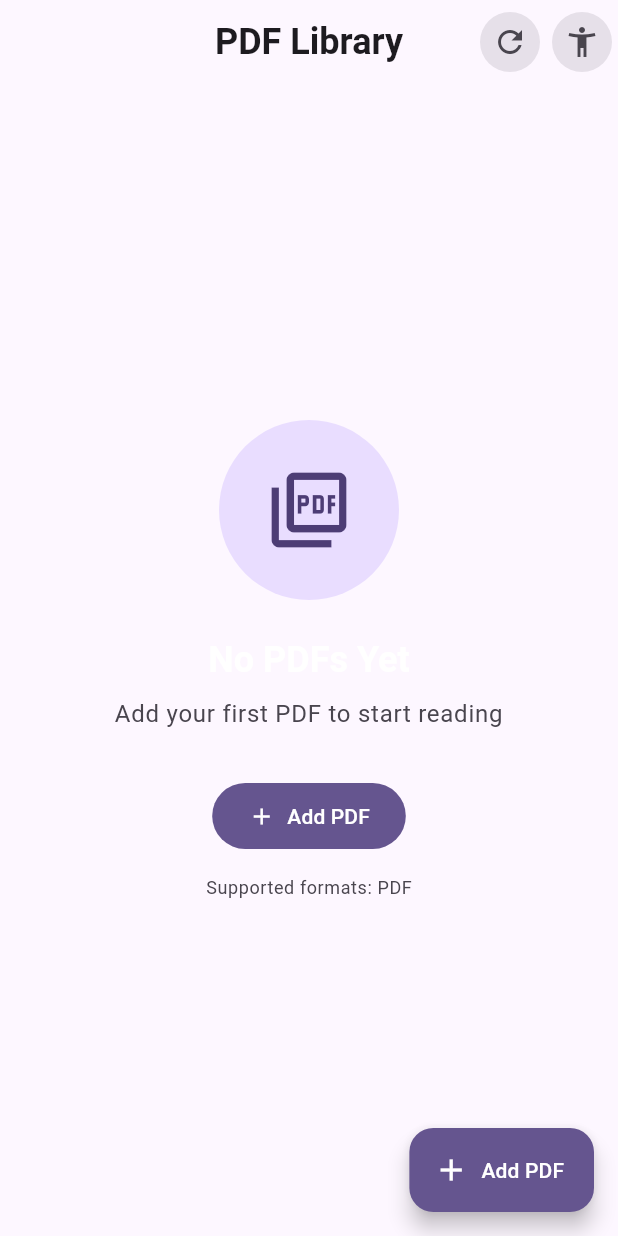
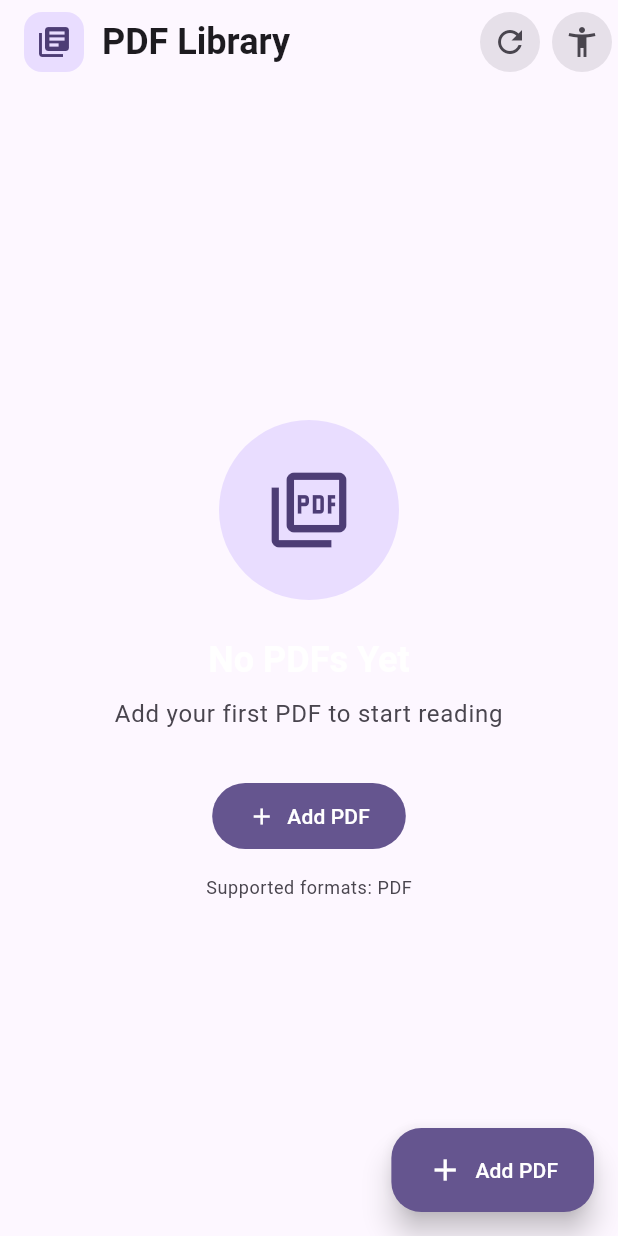
Before and after one commit to boazomare1/Document-and-Book-viewer, a Flutter app: the screen it shows after launch, on a phone screen of 412 x 824 dp. Run offline on Flutter 3.47's test engine with Material 3 defaults, Android fonts, the phone set to English and light mode, and no system bars; our stand-ins replace file_picker, flutter_cache_manager, flutter_secure_storage, flutter_tts, local_auth, shared_preferences and 2 more; missing offline and left inert: flutter_pdfview, google_ml_kit; accounts and stored records are empty.

Commit message:
Remove warnings and improve UI for production readiness
- Fixed all deprecated API usage (withOpacity -> withValues, color.value -> toARGB32)
- Removed unused imports and fields across multiple files
- Enhanced home screen UI with modern app bar design and improved FAB
- Added text scaling support for better accessibility
- Updated app title to 'COK2010 - Modern PDF Reader'
- Improved floating action button with better styling and padding
- Fixed unnecessary string interpolations and braces
- Removed unused local variables and fields
- All critical warnings resolved - only info messages remain
- Reduced total issues from 139 to 112 (all info level)
- Production-ready code quality improvements

```diff
--- a/lib/main.dart
+++ b/lib/main.dart
@@ -23,11 +23,22 @@ class ModernPdfReaderApp extends StatelessWidget {
         // ChangeNotifierProvider(create: (_) => AIProvider()),
       ],
       child: MaterialApp(
-        title: 'Modern PDF Reader',
+        title: 'COK2010 - Modern PDF Reader',
         debugShowCheckedModeBanner: false,
         theme: _buildLightTheme(),
         darkTheme: _buildDarkTheme(),
         home: const HomeScreen(),
+        builder: (context, child) {
+          return MediaQuery(
+            data: MediaQuery.of(context).copyWith(
+              textScaler: MediaQuery.of(context).textScaler.clamp(
+                minScaleFactor: 0.8,
+                maxScaleFactor: 2.0,
+              ),
+            ),
+            child: child!,
+          );
+        },
       ),
     );
   }
--- a/lib/models/ai_models.dart
+++ b/lib/models/ai_models.dart
@@ -1,4 +1,4 @@
-import 'package:flutter/material.dart';
+
 
 enum SummaryType { brief, detailed, bulletPoints, executive, academic }
 
--- a/lib/models/annotation.dart
+++ b/lib/models/annotation.dart
@@ -244,7 +244,7 @@ class Annotation {
       'modifiedAt': modifiedAt.toIso8601String(),
       'author': author,
       'content': content,
-      'color': color.value,
+      'color': color.toARGB32(),
       'opacity': opacity,
       'isVisible': isVisible,
       'properties': properties,
@@ -433,7 +433,7 @@ class AnnotationLayer {
       'documentId': documentId,
       'isVisible': isVisible,
       'isLocked': isLocked,
-      'color': color.value,
+      'color': color.toARGB32(),
       'opacity': opacity,
       'annotations': annotations.map((a) => a.toJson()).toList(),
     };
--- a/lib/providers/accessibility_provider.dart
+++ b/lib/providers/accessibility_provider.dart
@@ -449,7 +449,7 @@ class AccessibilityProvider extends ChangeNotifier {
       'reflowedColorScheme': _reflowedColorScheme,
       'showFocusRuler': _showFocusRuler,
       'focusRulerHeight': _focusRulerHeight,
-      'focusRulerColor': _focusRulerColor.value,
+      'focusRulerColor': _focusRulerColor.toARGB32(),
       'focusRulerOpacity': _focusRulerOpacity,
       'isTTSEnabled': _isTTSEnabled,
       'isWordByWordTTS': _isWordByWordTTS,
@@ -490,7 +490,7 @@ class AccessibilityProvider extends ChangeNotifier {
         AccessibilityUtils.defaultFocusRulerHeight;
     _focusRulerColor = Color(
       settings['focusRulerColor'] ??
-          AccessibilityUtils.defaultFocusRulerColor.value,
+          AccessibilityUtils.defaultFocusRulerColor.toARGB32(),
     );
     _focusRulerOpacity =
         settings['focusRulerOpacity'] ??
--- a/lib/providers/annotation_provider.dart
+++ b/lib/providers/annotation_provider.dart
@@ -386,8 +386,5 @@ class AnnotationProvider extends ChangeNotifier {
     notifyListeners();
   }
 
-  @override
-  void dispose() {
-    super.dispose();
-  }
+
 }
--- a/lib/providers/pdf_provider.dart
+++ b/lib/providers/pdf_provider.dart
@@ -1,11 +1,10 @@
 import 'package:flutter/material.dart';
 import '../models/pdf_document.dart';
 import '../services/pdf_service.dart';
-import 'package:uuid/uuid.dart';
+
 
 class PdfProvider extends ChangeNotifier {
   final PdfService _pdfService = PdfService();
-  final Uuid _uuid = const Uuid();
 
   List<PdfDocument> _documents = [];
   PdfDocument? _currentDocument;
--- a/lib/screens/annotation_management_screen.dart
+++ b/lib/screens/annotation_management_screen.dart
@@ -628,7 +628,7 @@ class _AnnotationManagementScreenState extends State<AnnotationManagementScreen>
   void _exportAnnotations() async {
     try {
       final provider = context.read<AnnotationProvider>();
-      final xfdfContent = await provider.exportToXFDF();
+      await provider.exportToXFDF();
 
       // TODO: Implement file saving
       ScaffoldMessenger.of(context).showSnackBar(
--- a/lib/screens/home_screen.dart
+++ b/lib/screens/home_screen.dart
@@ -136,14 +136,31 @@ class _HomeScreenState extends State<HomeScreen> with TickerProviderStateMixin {
     ColorScheme colorScheme,
   ) {
     return AppBar(
-      title: Text(
-        'PDF Library',
-        style: theme.textTheme.headlineSmall?.copyWith(
-          fontWeight: FontWeight.w600,
-          color: colorScheme.onSurface,
-        ),
+      title: Row(
+        children: [
+          Container(
+            padding: const EdgeInsets.all(8),
+            decoration: BoxDecoration(
+              color: colorScheme.primaryContainer,
+              borderRadius: BorderRadius.circular(12),
+            ),
+            child: Icon(
+              Icons.library_books,
+              color: colorScheme.onPrimaryContainer,
+              size: 24,
+            ),
+          ),
+          const SizedBox(width: 12),
+          Text(
+            'PDF Library',
+            style: theme.textTheme.headlineSmall?.copyWith(
+              fontWeight: FontWeight.w700,
+              color: colorScheme.onSurface,
+            ),
+          ),
+        ],
       ),
-      centerTitle: true,
+      centerTitle: false,
       elevation: 0,
       backgroundColor: colorScheme.surface,
       surfaceTintColor: colorScheme.surfaceTint,
@@ -476,7 +493,7 @@ class _HomeScreenState extends State<HomeScreen> with TickerProviderStateMixin {
             color: colorScheme.surfaceContainer,
             border: Border(
               right: BorderSide(
-                color: colorScheme.outline.withOpacity(0.2),
+                color: colorScheme.outline.withValues(alpha: 0.2),
                 width: 1,
               ),
             ),
@@ -548,7 +565,7 @@ class _HomeScreenState extends State<HomeScreen> with TickerProviderStateMixin {
           overflow: TextOverflow.ellipsis,
         ),
         subtitle: Text(
-          '${document.totalPages > 0 ? '${document.totalPages} pages' : 'PDF document'}',
+          document.totalPages > 0 ? '${document.totalPages} pages' : 'PDF document',
           style: theme.textTheme.bodySmall?.copyWith(
             color: colorScheme.onSurfaceVariant,
           ),
@@ -606,10 +623,11 @@ class _HomeScreenState extends State<HomeScreen> with TickerProviderStateMixin {
             label: const Text('Add PDF'),
             backgroundColor: colorScheme.primary,
             foregroundColor: colorScheme.onPrimary,
-            elevation: 6,
+            elevation: 8,
             shape: RoundedRectangleBorder(
-              borderRadius: BorderRadius.circular(16),
+              borderRadius: BorderRadius.circular(20),
             ),
+            extendedPadding: const EdgeInsets.symmetric(horizontal: 24, vertical: 16),
           ),
         );
       },
--- a/lib/services/ai_service.dart
+++ b/lib/services/ai_service.dart
@@ -13,7 +13,6 @@ class AIService {
   final Uuid _uuid = const Uuid();
   final Map<String, String> _apiKeys = {};
   final Map<String, dynamic> _cache = {};
-  final Map<String, List<SearchResult>> _searchIndex = {};
 
   // API Configuration
   static const String _openaiBaseUrl = 'https://api.openai.com/v1';
@@ -301,7 +300,7 @@ Document content:
 $content
 
 Requirements:
-- Maximum ${maxLength} words
+- Maximum $maxLength words
 - Focus on key information and main points
 - Maintain factual accuracy
 - Use clear, concise language
--- a/lib/services/annotation_service.dart
+++ b/lib/services/annotation_service.dart
@@ -13,7 +13,6 @@ class AnnotationService {
 
   final Map<String, List<Annotation>> _annotations = {};
   final Map<String, List<AnnotationVersion>> _versionHistory = {};
-  final Map<String, List<AnnotationLayer>> _layers = {};
   final Uuid _uuid = const Uuid();
 
   // Get annotations for a document
@@ -52,7 +51,6 @@ class AnnotationService {
     );
 
     if (index != null && index >= 0) {
-      final oldAnnotation = _annotations[documentId]![index];
       _annotations[documentId]![index] = annotation;
 
       // Create version history entry
@@ -422,7 +420,7 @@ class AnnotationService {
 
   // Convert color to XFDF format
   String _colorToXFDF(Color color) {
-    return '${color.red} ${color.green} ${color.blue}';
+    return '${color.r} ${color.g} ${color.b}';
   }
 
   // Parse XFDF content
--- a/lib/services/cloud_storage_service.dart
+++ b/lib/services/cloud_storage_service.dart
@@ -3,7 +3,7 @@ import 'dart:io';
 import 'package:http/http.dart' as http;
 import 'package:path/path.dart' as path;
 import 'package:path_provider/path_provider.dart';
-import '../models/pdf_document.dart';
+
 
 enum CloudProvider { googleDrive, dropbox, onedrive }
 
--- a/lib/services/collaboration_service.dart
+++ b/lib/services/collaboration_service.dart
@@ -4,7 +4,7 @@ import 'package:web_socket_channel/web_socket_channel.dart';
 import 'package:path_provider/path_provider.dart';
 import 'package:path/path.dart' as path;
 import '../models/annotation.dart';
-import '../models/pdf_document.dart';
+
 import 'package:uuid/uuid.dart';
 
 class CollaborationService {
```
Also changed, not shown: lib/screens/accessibility_settings_screen.dart (+24 -7 lines), lib/screens/reader_screen.dart (+7 -11 lines).
